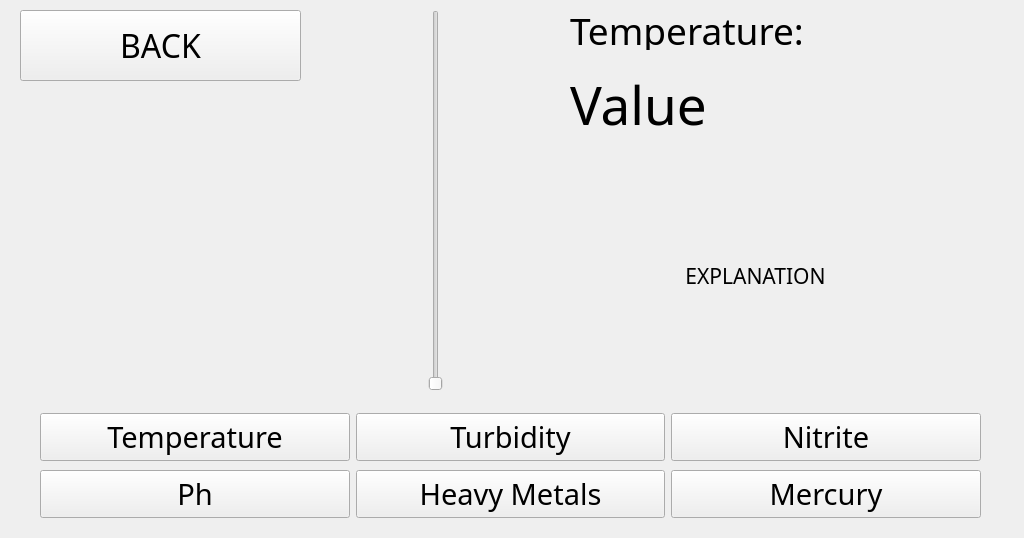
Old version of the form QtDesignerFiles/Simulation.ui in the repository hayrayl/AquaQuestSoftware.
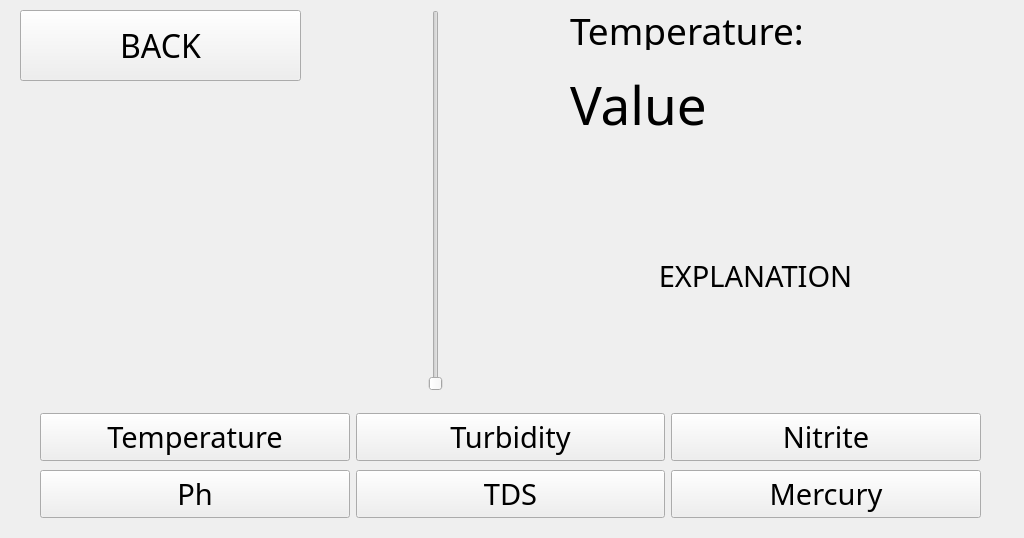
New version of the form.

Commit message: attempting to fix simulation...again...

```diff
--- a/QtDesignerFiles/Simulation.ui
+++ b/QtDesignerFiles/Simulation.ui
@@ -123,7 +123,7 @@
    <property name="font">
     <font>
      <family>Cooper Black</family>
-     <pointsize>16</pointsize>
+     <pointsize>22</pointsize>
     </font>
    </property>
    <property name="text">
@@ -172,7 +172,7 @@
        </font>
       </property>
       <property name="text">
-       <string>Heavy Metals</string>
+       <string>TDS</string>
       </property>
      </widget>
     </item>
```
Left out of the diff: 2 changed lines with no effect on the pictures. The commit also changes 1 other file.
